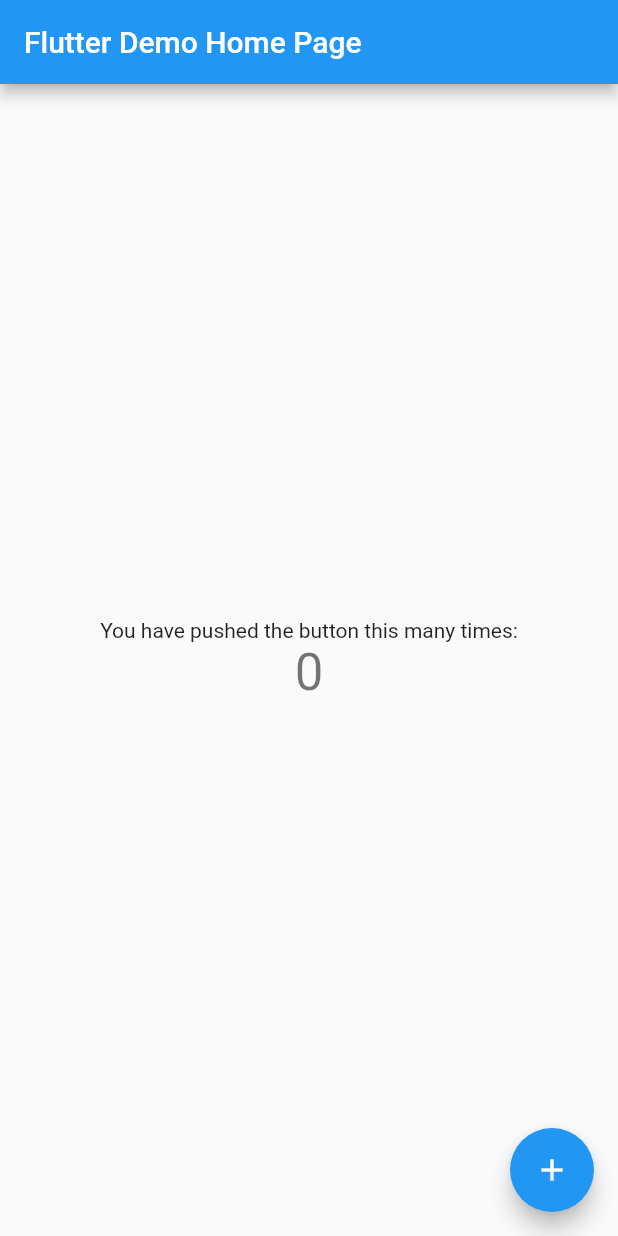
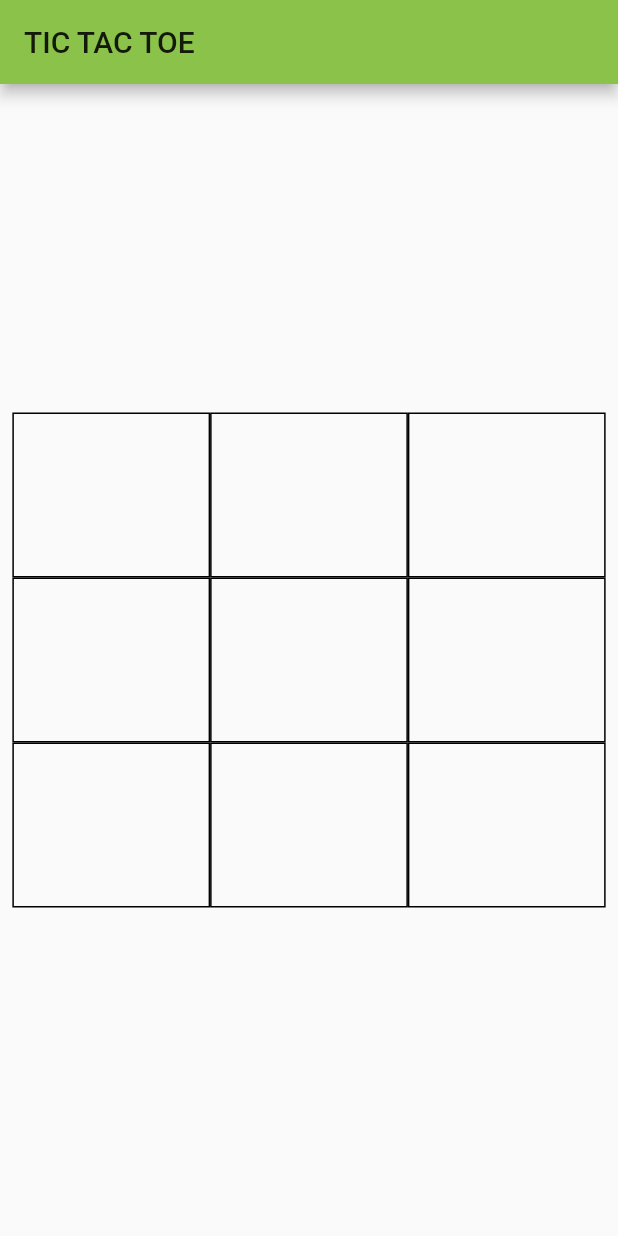
Before and after one commit to YaCubeK/tic_tac_toe_game, a Flutter app: the screen it shows after launch, on a phone screen of 412 x 824 dp. Run offline on Flutter 3.47's test engine with Material 2 defaults, Android fonts, the phone set to English and light mode, and no system bars.

Commit message:
feat: главный функционал игры

```diff
--- a/lib/main.dart
+++ b/lib/main.dart
@@ -5,113 +5,188 @@ void main() {
 }
 
 class MyApp extends StatelessWidget {
-  // This widget is the root of your application.
   @override
   Widget build(BuildContext context) {
     return MaterialApp(
       title: 'Flutter Demo',
       theme: ThemeData(
-        // This is the theme of your application.
-        //
-        // Try running your application with "flutter run". You'll see the
-        // application has a blue toolbar. Then, without quitting the app, try
-        // changing the primarySwatch below to Colors.green and then invoke
-        // "hot reload" (press "r" in the console where you ran "flutter run",
-        // or simply save your changes to "hot reload" in a Flutter IDE).
-        // Notice that the counter didn't reset back to zero; the application
-        // is not restarted.
-        primarySwatch: Colors.blue,
-        // This makes the visual density adapt to the platform that you run
-        // the app on. For desktop platforms, the controls will be smaller and
-        // closer together (more dense) than on mobile platforms.
+
+        primarySwatch: Colors.lightGreen,
         visualDensity: VisualDensity.adaptivePlatformDensity,
       ),
-      home: MyHomePage(title: 'Flutter Demo Home Page'),
+      home: HomePage(),
     );
   }
 }
 
-class MyHomePage extends StatefulWidget {
-  MyHomePage({Key key, this.title}) : super(key: key);
-
-  // This widget is the home page of your application. It is stateful, meaning
-  // that it has a State object (defined below) that contains fields that affect
-  // how it looks.
-
-  // This class is the configuration for the state. It holds the values (in this
-  // case the title) provided by the parent (in this case the App widget) and
-  // used by the build method of the State. Fields in a Widget subclass are
-  // always marked "final".
-
-  final String title;
-
+class HomePage extends StatefulWidget {
   @override
-  _MyHomePageState createState() => _MyHomePageState();
+  _HomePageState createState() => _HomePageState();
 }
 
-class _MyHomePageState extends State<MyHomePage> {
-  int _counter = 0;
+class _HomePageState extends State<HomePage> {
 
-  void _incrementCounter() {
-    setState(() {
-      // This call to setState tells the Flutter framework that something has
-      // changed in this State, which causes it to rerun the build method below
-      // so that the display can reflect the updated values. If we changed
-      // _counter without calling setState(), then the build method would not be
-      // called again, and so nothing would appear to happen.
-      _counter++;
-    });
+  List<List> _matrix;
+
+  _HomePageState() {
+     _initMatrix();
+  }
+
+  _initMatrix() {
+   _matrix = List<List>(3);
+    for (var i = 0; i < _matrix.length; i++) {
+      _matrix[i] = List(3);
+      for (var j = 0; j < _matrix[i].length; j++) {
+        _matrix[i][j] = ' ';
+      }
+  }
   }
 
   @override
   Widget build(BuildContext context) {
-    // This method is rerun every time setState is called, for instance as done
-    // by the _incrementCounter method above.
-    //
-    // The Flutter framework has been optimized to make rerunning build methods
-    // fast, so that you can just rebuild anything that needs updating rather
-    // than having to individually change instances of widgets.
     return Scaffold(
       appBar: AppBar(
-        // Here we take the value from the MyHomePage object that was created by
-        // the App.build method, and use it to set our appbar title.
-        title: Text(widget.title),
+        title: Text("TIC TAC TOE"),
       ),
       body: Center(
-        // Center is a layout widget. It takes a single child and positions it
-        // in the middle of the parent.
-        child: Column(
-          // Column is also a layout widget. It takes a list of children and
-          // arranges them vertically. By default, it sizes itself to fit its
-          // children horizontally, and tries to be as tall as its parent.
-          //
-          // Invoke "debug painting" (press "p" in the console, choose the
-          // "Toggle Debug Paint" action from the Flutter Inspector in Android
-          // Studio, or the "Toggle Debug Paint" command in Visual Studio Code)
-          // to see the wireframe for each widget.
-          //
-          // Column has various properties to control how it sizes itself and
-          // how it positions its children. Here we use mainAxisAlignment to
-          // center the children vertically; the main axis here is the vertical
-          // axis because Columns are vertical (the cross axis would be
-          // horizontal).
+        child:Column(
           mainAxisAlignment: MainAxisAlignment.center,
-          children: <Widget>[
-            Text(
-              'You have pushed the button this many times:',
+          children: [
+            Row(
+              mainAxisSize: MainAxisSize.min,
+              children: [
+                _buildElement(0,0),
+                _buildElement(0,1),
+                _buildElement(0,2),
+              ],
             ),
-            Text(
-              '$_counter',
-              style: Theme.of(context).textTheme.headline4,
+            Row(
+              mainAxisSize: MainAxisSize.min,
+              children: [
+                _buildElement(1,0),
+                _buildElement(1,1),
+                _buildElement(1,2),
+              ],
+            ),
+            Row(
+              mainAxisSize: MainAxisSize.min,
+              children: [
+                _buildElement(2,0),
+                _buildElement(2,1),
+                _buildElement(2,2),
+              ],
             ),
           ],
         ),
       ),
-      floatingActionButton: FloatingActionButton(
-        onPressed: _incrementCounter,
-        tooltip: 'Increment',
-        child: Icon(Icons.add),
-      ), // This trailing comma makes auto-formatting nicer for build methods.
     );
   }
+
+  String _lastChar = 'o';
+
+  _buildElement(int i, int j) {
+    double screenWidth = MediaQuery.of(context).size.width;
+    return GestureDetector(
+      onTap: () {
+        _setMatrixField(i,j);
+
+        if(_checkWinner(i,j)) {
+          _showDialog(_matrix[i][j]);
+        } else if(_checkDraw()){
+          _showDialog(null);
+        }
+      },
+          child: Container(
+        width: screenWidth * 0.32,
+        decoration: BoxDecoration(
+          shape: BoxShape.rectangle,
+          border: Border.all(
+            color: Colors.black
+          )
+        ),
+        child: Center(
+          child: Text(
+            _matrix[i][j],
+            style: TextStyle(color: Colors.black, fontSize: 92),
+          ),
+        ),
+      ),
+    );
+  }
+
+  _setMatrixField(int i, int j) {
+    setState(() {
+          if (_matrix[i][j] == ' ') {
+        if (_lastChar == 'X')
+          _matrix[i][j] = 'O';
+
+        else
+          _matrix[i][j] = 'X';
+
+        _lastChar = _matrix[i][j];
+      }
+        });
+  }
+
+    _checkDraw() {
+    var draw = true;
+    _matrix.forEach((i) {
+      i.forEach((j) {
+        if (j == ' ')
+          draw = false;
+      });
+    });
+    return draw;
+  }
+
+  _checkWinner(int x, int y) {
+    var col = 0, row = 0, diag = 0, rdiag = 0;
+    var n = _matrix.length-1;
+    var player = _matrix[x][y];
+
+    for (int i = 0; i < _matrix.length; i++) {
+      if (_matrix[x][i] == player)
+        col++;
+      if (_matrix[i][y] == player)
+        row++;
+      if (_matrix[i][i] == player)
+        diag++;
+      if (_matrix[i][n-i] == player)
+        rdiag++;
+    }
+    if (row == n+1 || col == n+1 || diag == n+1 || rdiag == n+1) {
+      return true;
+    }
+    return false;
+  }
+
+  _showDialog(String winner) {
+    String dialogText;
+    if(winner == null) {
+      dialogText = 'It\'s a draw';
+    } else {
+      dialogText = 'Player $winner won';
+    }
+    showDialog(
+      context: context,
+      builder: (context) {
+        return AlertDialog(
+          title: Text('Game over'),
+          content: Text(dialogText),
+          actions: <Widget>[
+            FlatButton(
+              child: Text('Reset Game'),
+              onPressed: () {
+                 Navigator.of(context).pop();
+                setState(() {
+                  _initMatrix();
+                });
+              },
+            )
+          ],
+        );
+      }
+      );
+  }
+
 }
```
Also changed, not shown: 1 other file.
